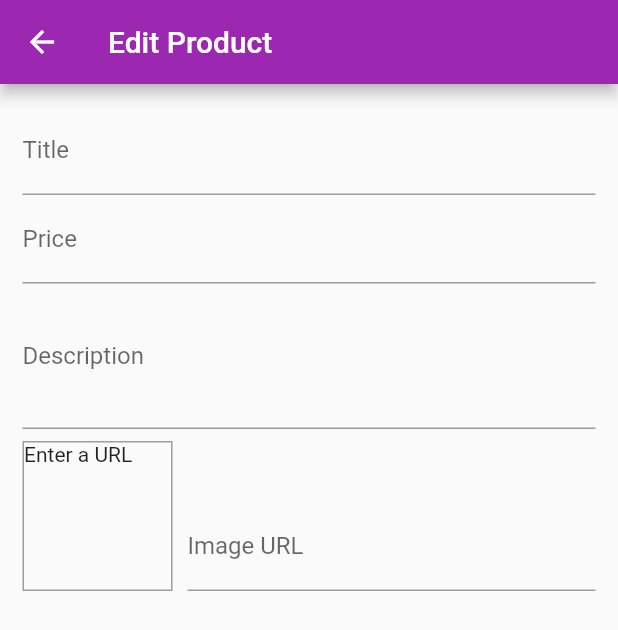
After one commit to jjsebastianfuertes/shop-app, a Flutter app: the EditProductScreen screen opened by its route, on a phone screen of 412 x 824 dp. The commit adds this screen. Shown: the top 630 px of the screen. Run offline on Flutter 3.47's test engine with Material 2 defaults, Android fonts, the phone set to English and light mode, and no system bars; network calls fail.

Commit message:
Create: EditProductItem

```diff
--- a/shop_app/lib/main.dart
+++ b/shop_app/lib/main.dart
@@ -1,6 +1,8 @@
 import 'package:flutter/material.dart';
 import 'package:provider/provider.dart';
+import 'package:shop_app/screens/edit_product_screen.dart';
 import 'package:shop_app/screens/orders_screen.dart';
+import 'package:shop_app/screens/user_products_screen.dart';
 
 import './providers/cart.dart';
 import './providers/products_provider.dart';
@@ -40,6 +42,8 @@ class MyApp extends StatelessWidget {
           ProductDetailScreen.routeName: (ctx) => ProductDetailScreen(),
           CartScreen.nameRoute: (ctx) => CartScreen(),
           OrdersScreen.routeName: (ctx) => OrdersScreen(),
+          UserProductsScreen.routeName: (ctx) => UserProductsScreen(),
+          EditProductScreen.routeName: (ctx) => EditProductScreen(),
         },
       ),
     );
--- /dev/null
+++ b/shop_app/lib/screens/edit_product_screen.dart
@@ -0,0 +1,121 @@
+import 'package:flutter/material.dart';
+
+class EditProductScreen extends StatefulWidget {
+  static const routeName = '/edit-product';
+  @override
+  _EditProductScreenState createState() => _EditProductScreenState();
+}
+
+class _EditProductScreenState extends State<EditProductScreen> {
+  final _priceFocusNode = FocusNode();
+  final _descriptionFocusNode = FocusNode();
+  final _imageUrlController = TextEditingController();
+  final _imageUrlFocusNode = FocusNode();
+
+  @override
+  void initState() {
+    _imageUrlFocusNode.addListener(_updateImageUrl);
+    super.initState();
+  }
+
+  @override
+  void dispose() {
+    _priceFocusNode.dispose();
+    _descriptionFocusNode.dispose();
+    _imageUrlFocusNode.removeListener(_updateImageUrl);
+    _imageUrlFocusNode.dispose();
+    _imageUrlController.dispose();
+
+    super.dispose();
+  }
+
+  void _updateImageUrl() {
+    if (!_imageUrlFocusNode.hasFocus) {
+      setState(() {});
+    }
+  }
+
+  @override
+  Widget build(BuildContext context) {
+    return Scaffold(
+      appBar: AppBar(
+        title: Text("Edit Product"),
+      ),
+      body: Padding(
+        padding: const EdgeInsets.all(15.0),
+        child: Form(
+          child: ListView(
+            children: <Widget>[
+              TextFormField(
+                decoration: InputDecoration(
+                  labelText: 'Title',
+                ),
+                textInputAction: TextInputAction.next,
+                onFieldSubmitted: (_) {
+                  FocusScope.of(context).requestFocus(_priceFocusNode);
+                },
+              ),
+              TextFormField(
+                decoration: InputDecoration(
+                  labelText: 'Price',
+                ),
+                textInputAction: TextInputAction.next,
+                keyboardType: TextInputType.number,
+                focusNode: _priceFocusNode,
+                onFieldSubmitted: (_) {
+                  FocusScope.of(context).requestFocus(_descriptionFocusNode);
+                },
+              ),
+              TextFormField(
+                decoration: InputDecoration(
+                  labelText: 'Description',
+                ),
+                maxLines: 3,
+                keyboardType: TextInputType.multiline,
+                focusNode: _descriptionFocusNode,
+              ),
+              Row(
+                crossAxisAlignment: CrossAxisAlignment.end,
+                children: <Widget>[
+                  Container(
+                    width: 100,
+                    height: 100,
+                    margin: EdgeInsets.only(
+                      top: 8,
+                      right: 10.0,
+                    ),
+                    decoration: BoxDecoration(
+                      border: Border.all(
+                        width: 1,
+                        color: Colors.grey,
+                      ),
+                    ),
+                    child: _imageUrlController.text.isEmpty
+                        ? Text('Enter a URL')
+                        : FittedBox(
+                            child: Image.network(
+                              _imageUrlController.text,
+                              fit: BoxFit.cover,
+                            ),
+                          ),
+                  ),
+                  Expanded(
+                    child: TextFormField(
+                      decoration: InputDecoration(
+                        labelText: 'Image URL',
+                      ),
+                      keyboardType: TextInputType.url,
+                      textInputAction: TextInputAction.done,
+                      controller: _imageUrlController,
+                      focusNode: _imageUrlFocusNode,
+                    ),
+                  ),
+                ],
+              ),
+            ],
+          ),
+        ),
+      ),
+    );
+  }
+}
--- a/shop_app/lib/widgets/app_drawer.dart
+++ b/shop_app/lib/widgets/app_drawer.dart
@@ -1,8 +1,8 @@
 import 'package:flutter/material.dart';
 import 'package:shop_app/screens/orders_screen.dart';
+import 'package:shop_app/screens/user_products_screen.dart';
 
 class AppDrawer extends StatelessWidget {
-
   @override
   Widget build(BuildContext context) {
     return Drawer(
@@ -20,6 +20,7 @@ class AppDrawer extends StatelessWidget {
               Navigator.of(context).pushReplacementNamed('/');
             },
           ),
+          Divider(),
           ListTile(
             leading: Icon(Icons.payment),
             title: Text('Payment'),
@@ -27,6 +28,14 @@ class AppDrawer extends StatelessWidget {
               Navigator.of(context).pushNamed(OrdersScreen.routeName);
             },
           ),
+          Divider(),
+          ListTile(
+            leading: Icon(Icons.edit),
+            title: Text('Manage products'),
+            onTap: () {
+              Navigator.of(context).pushNamed(UserProductsScreen.routeName);
+            },
+          ),
         ],
       ),
     );
```
Also changed, not shown: shop_app/lib/providers/cart.dart (+20 -0 lines), shop_app/lib/screens/user_products_screen.dart (added, +44 -0 lines), shop_app/lib/widgets/cart_item.dart (+23 -0 lines), shop_app/lib/widgets/product_item.dart (+19 -0 lines), shop_app/lib/widgets/user_product_item.dart (added, +41 -0 lines).
